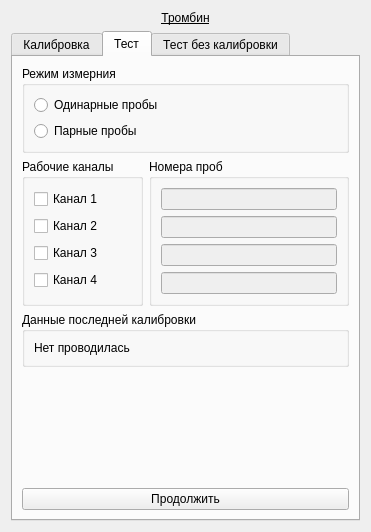
krang4d/Agrekola, file choisedialog/ko4.ui: the form before one commit.
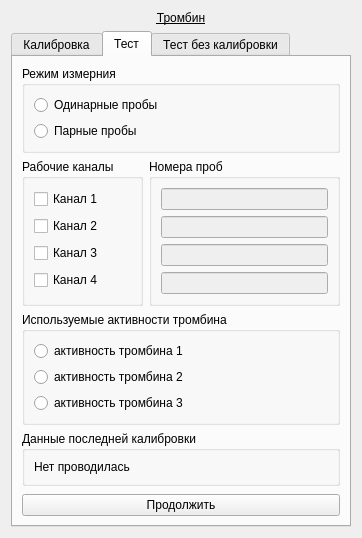
The form after the commit. The open tabs and pages were chosen to show the change.

```diff
--- a/choisedialog/ko4.ui
+++ b/choisedialog/ko4.ui
@@ -6,14 +6,14 @@
    <rect>
     <x>0</x>
     <y>0</y>
-    <width>371</width>
-    <height>532</height>
+    <width>332</width>
+    <height>525</height>
    </rect>
   </property>
   <property name="windowTitle">
    <string>Form</string>
   </property>
-  <layout class="QVBoxLayout" name="verticalLayout_3">
+  <layout class="QVBoxLayout" name="verticalLayout_4">
    <item>
     <widget class="QLabel" name="label_ko4">
      <property name="text">
@@ -232,7 +232,7 @@
       <attribute name="title">
        <string>Тест</string>
       </attribute>
-      <layout class="QVBoxLayout" name="verticalLayout_4">
+      <layout class="QVBoxLayout" name="verticalLayout_3">
        <item>
         <widget class="QGroupBox" name="groupBox_test1Probe">
          <property name="sizePolicy">
@@ -346,6 +346,36 @@
          </item>
         </layout>
        </item>
+       <item>
+        <widget class="QGroupBox" name="groupBox_calibTrimbine_2">
+         <property name="title">
+          <string>Используемые активности тромбина</string>
+         </property>
+         <layout class="QVBoxLayout" name="verticalLayout_13">
+          <item>
+           <widget class="QRadioButton" name="radioButton_calibTrombine1_2">
+            <property name="text">
+             <string>активность тромбина 1</string>
+            </property>
+           </widget>
+          </item>
+          <item>
+           <widget class="QRadioButton" name="radioButton_calibTrombine2_2">
+            <property name="text">
+             <string>активность тромбина 2 </string>
+            </property>
+           </widget>
+          </item>
+          <item>
+           <widget class="QRadioButton" name="radioButton_calibTrombine3_2">
+            <property name="text">
+             <string>активность тромбина 3 </string>
+            </property>
+           </widget>
+          </item>
+         </layout>
+        </widget>
+       </item>
        <item>
         <widget class="QGroupBox" name="groupBox_test1Calib">
          <property name="title">
```
Left out of the diff: 22 changed lines with no effect on the pictures.
